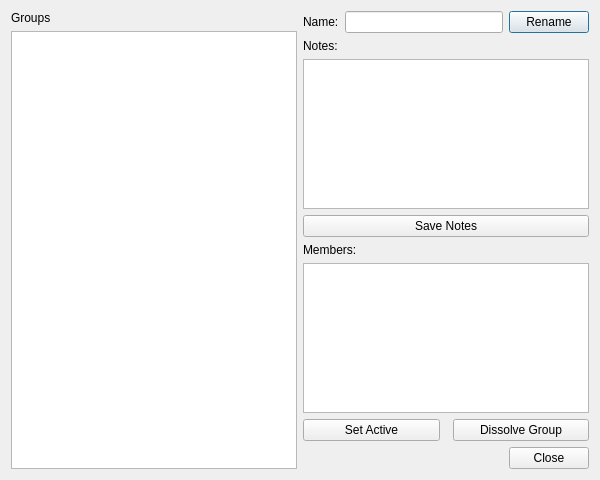
C-Nucifora/limo, file src/ui/managegroupsdialog.ui: the form before one commit.
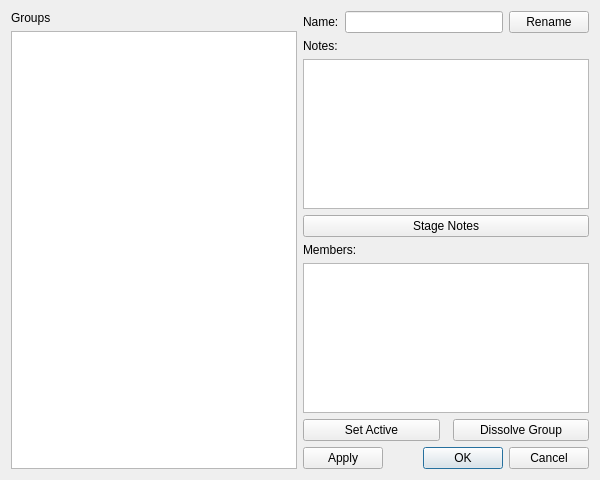
The form after the commit.

Commit message:
fix(ui): dialog usability fixes (#26, #36, #38)
- Manage Mod Rules: show mod names instead of numeric ids in the target column (#26)
- Conflict detail: show an explicit empty-state message when a mod has no
  conflicting files instead of two blank panels (#36)
- Manage Groups: batch rename/notes edits behind OK/Apply/Cancel so edits can
  be reviewed and discarded; Set Active/Dissolve remain immediate (#38)

Update test_tool.cpp expectations for the POSIX single-quote shell escaping
introduced in the tool command-generation hardening (#32).

Diff of the .ui file:
```diff
--- a/src/ui/managegroupsdialog.ui
+++ b/src/ui/managegroupsdialog.ui
@@ -72,7 +72,7 @@
      <item>
       <widget class="QPushButton" name="save_notes_button">
        <property name="text">
-        <string>Save Notes</string>
+        <string>Stage Notes</string>
        </property>
       </widget>
      </item>
@@ -113,16 +113,34 @@
        </item>
       </layout>
      </item>
-     <!-- Close button -->
+     <!-- Dialog buttons: OK commits + closes, Apply commits, Cancel discards -->
+     <item>
+      <layout class="QHBoxLayout" name="dialogButtonLayout">
+       <item>
+        <widget class="QPushButton" name="apply_button">
+         <property name="text">
+          <string>Apply</string>
+         </property>
+        </widget>
+       </item>
+       <item>
+        <spacer>
+         <property name="orientation">
+          <enum>Qt::Horizontal</enum>
+         </property>
+        </spacer>
+       </item>
      <item>
       <widget class="QDialogButtonBox" name="buttonBox">
        <property name="orientation">
         <enum>Qt::Horizontal</enum>
        </property>
        <property name="standardButtons">
-        <set>QDialogButtonBox::Close</set>
-       </property>
-      </widget>
+          <set>QDialogButtonBox::Ok|QDialogButtonBox::Cancel</set>
+         </property>
+        </widget>
+       </item>
+      </layout>
      </item>
     </layout>
    </item>
```
Left out of the diff: 19 changed lines with no effect on the pictures. Lines whose indentation alone changed are shown as unchanged. The commit also changes 8 other files.
